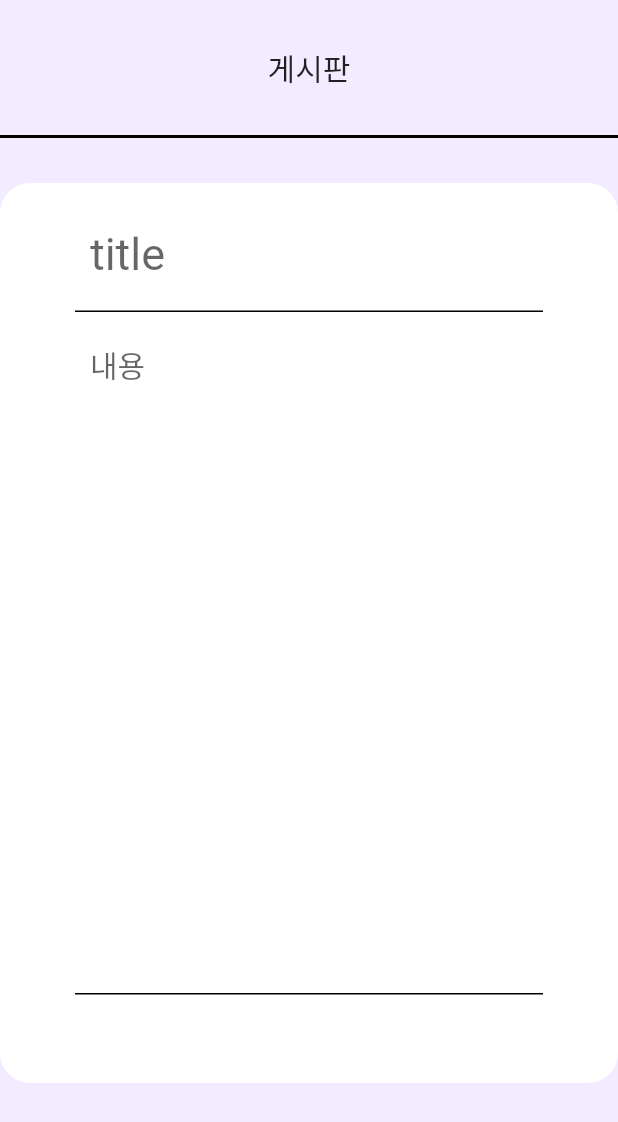
After one commit to seongkj/mp_board, a Flutter app: the screen it shows after launch, after a tap on "글쓰기페이지", on a phone screen of 412 x 824 dp. The commit adds this screen. Shown: the top 1122 px of the screen. Run offline on Flutter 3.47's test engine with Material 2 defaults, Android fonts, the light colour scheme and no system bars; our stand-ins replace get.

Commit message:
글쓰기 페이지 ing

```diff
--- a/lib/common/formfield.dart
+++ b/lib/common/formfield.dart
@@ -9,7 +9,7 @@ class Formfield extends StatelessWidget {
       width: 350,
       margin: EdgeInsets.only(bottom: 20),
       child: TextField(
-        // obscureText: true,
+        obscureText: true,
         decoration: InputDecoration(
           filled: true,
           fillColor: Colors.white,
--- /dev/null
+++ b/lib/pages/writing.dart
@@ -0,0 +1,74 @@
+import 'package:flutter/material.dart';
+
+class Writing extends StatelessWidget {
+  const Writing({super.key});
+
+  @override
+  Widget build(BuildContext context) {
+    return Scaffold(
+      body: Container(
+        padding: EdgeInsets.only(top: 30),
+        child: Column(
+          children: [
+            Text(
+              '게시판',
+              style: TextStyle(fontSize: 20),
+            ),
+            Container(),
+            Container(
+              height: 2,
+              width: 1000,
+              color: Colors.black,
+              margin: EdgeInsets.only(top: 30, bottom: 30),
+            ),
+            Container(
+              width: 800,
+              height: 600,
+              padding:
+                  EdgeInsets.only(top: 20, bottom: 10, left: 50, right: 50),
+              decoration: BoxDecoration(
+                borderRadius: BorderRadius.circular(20),
+                color: Colors.white,
+              ),
+              child: Column(
+                children: [
+                  TextField(
+                    decoration: InputDecoration(
+                        contentPadding: EdgeInsets.all(10),
+                        enabledBorder: InputBorder.none,
+                        focusedBorder: InputBorder.none,
+                        hintText: 'title'),
+                    style: TextStyle(fontSize: 30),
+                    maxLines: 1,
+                  ),
+                  Container(
+                    height: 1,
+                    width: 700,
+                    color: Colors.black,
+                    margin: EdgeInsets.only(top: 10, bottom: 10),
+                  ),
+                  TextField(
+                    decoration: InputDecoration(
+                      contentPadding: EdgeInsets.all(10),
+                      enabledBorder: InputBorder.none,
+                      focusedBorder: InputBorder.none,
+                      hintText: '내용',
+                    ),
+                    style: TextStyle(fontSize: 20),
+                    maxLines: 18,
+                  ),
+                  Container(
+                    height: 1,
+                    width: 700,
+                    color: Colors.black,
+                    margin: EdgeInsets.only(top: 10, bottom: 10),
+                  ),
+                ],
+              ),
+            ),
+          ],
+        ),
+      ),
+    );
+  }
+}
--- a/lib/start.dart
+++ b/lib/start.dart
@@ -2,6 +2,7 @@ import 'package:flutter/material.dart';
 import 'package:mp_board/pages/login.dart';
 import 'package:mp_board/pages/mainpage.dart';
 import 'package:mp_board/pages/signup.dart';
+import 'package:mp_board/pages/writing.dart';
 
 class StartPage extends StatelessWidget {
   const StartPage({super.key});
@@ -48,6 +49,17 @@ class StartPage extends StatelessWidget {
                 child: Text('메인페이지'),
               ),
             ),
+            Container(
+              child: TextButton(
+                onPressed: () {
+                  Navigator.push(
+                    context,
+                    MaterialPageRoute(builder: (context) => Writing()),
+                  );
+                },
+                child: Text('글쓰기페이지'),
+              ),
+            ),
           ],
         ),
       ),
--- a/pubspec.yaml
+++ b/pubspec.yaml
@@ -54,6 +54,8 @@ dev_dependencies:
 
 # The following section is specific to Flutter packages.
 flutter:
+  assets:
+    - assets/
 
   # The following line ensures that the Material Icons font is
   # included with your application, so that you can use the icons in
```
Also changed, not shown: lib/pages/mainpage.dart (+126 -1 lines), lib/pages/read.dart (added, +10 -0 lines), assets/profile.png (added).
